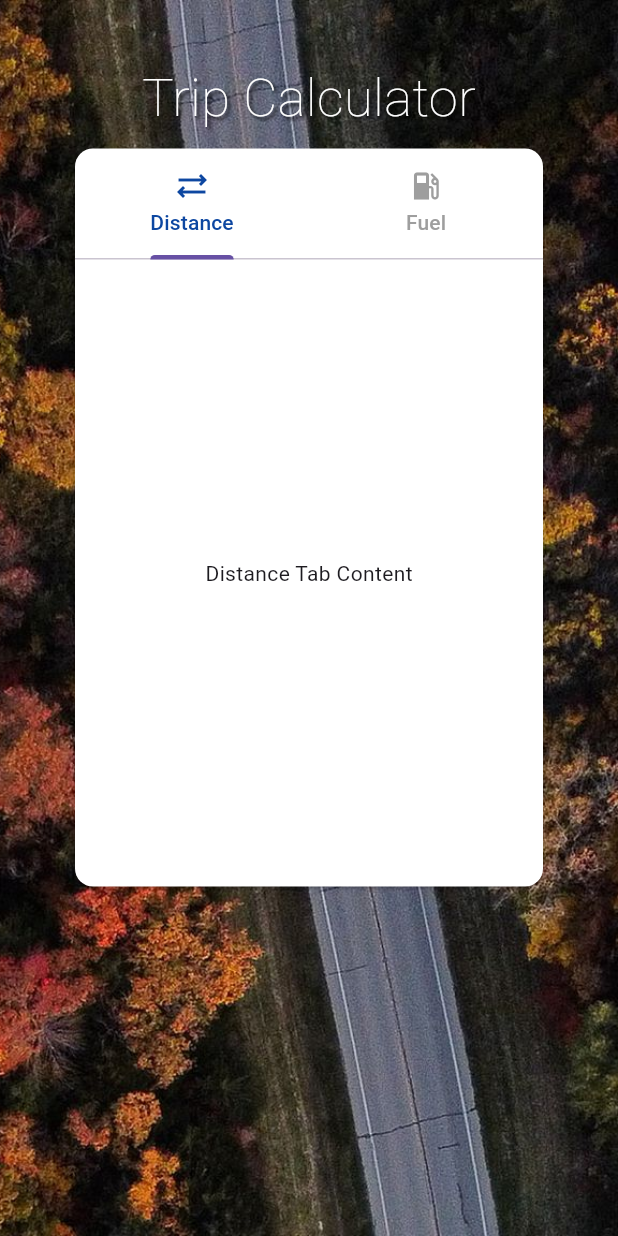
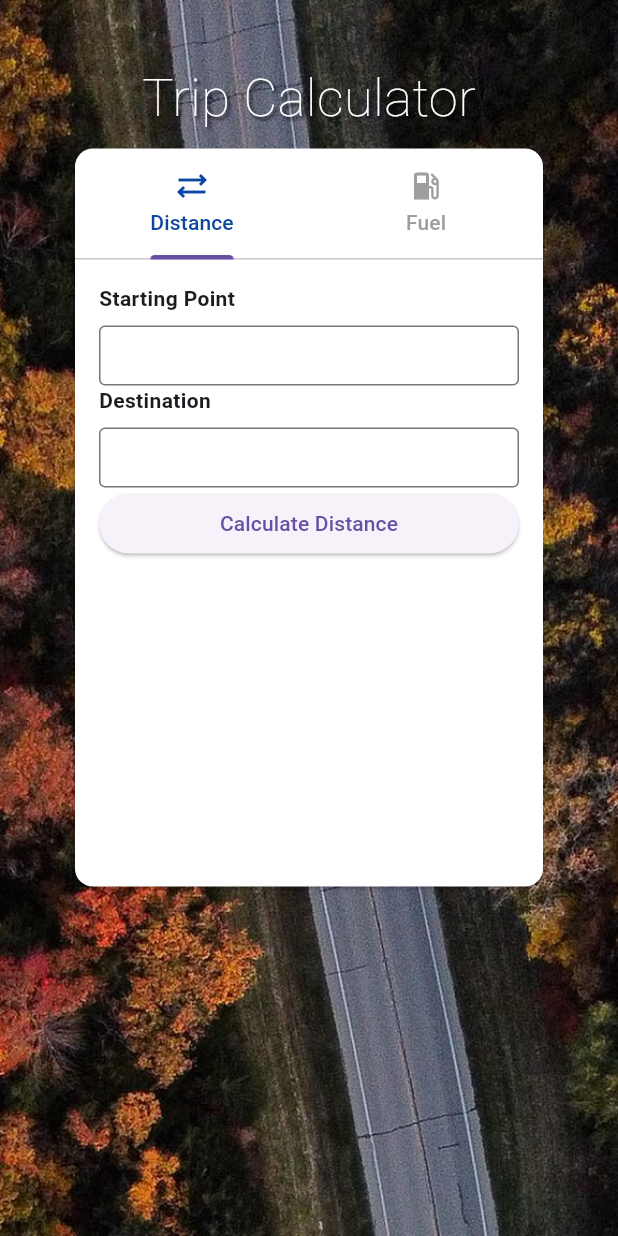
Before and after one commit to PraveenJJ/Trip-Calculator-Flutter, a Flutter app: the screen it shows after launch, on a phone screen of 412 x 824 dp. Run offline on Flutter 3.47's test engine with Material 3 defaults, Android fonts, the phone set to English and light mode, and no system bars.

Commit message:
form for distance 1.0

```diff
--- a/lib/main.dart
+++ b/lib/main.dart
@@ -19,7 +19,8 @@ class MyHomePage extends StatefulWidget {
   _MyHomePageState createState() => _MyHomePageState();
 }
 
-class _MyHomePageState extends State<MyHomePage> with SingleTickerProviderStateMixin {
+class _MyHomePageState extends State<MyHomePage>
+    with SingleTickerProviderStateMixin {
   late TabController _tabController;
 
   @override
@@ -41,7 +42,8 @@ class _MyHomePageState extends State<MyHomePage> with SingleTickerProviderStateM
       body: Container(
         decoration: const BoxDecoration(
           image: DecorationImage(
-            image: AssetImage('assets/images/forest_road_aerial_view_198687_2048x1152.jpg'),
+            image: AssetImage(
+                'assets/images/forest_road_aerial_view_198687_2048x1152.jpg'),
             fit: BoxFit.cover,
           ),
         ),
@@ -85,26 +87,39 @@ class _MyHomePageState extends State<MyHomePage> with SingleTickerProviderStateM
                             icon: Icon(Icons.local_gas_station),
                           ),
                         ],
-                        labelColor: Colors.blue[900], // Set the color for the active tab text
-                        unselectedLabelColor: Colors.grey[500], // Set the color for inactive tab text
+                        labelColor: Colors
+                            .blue[900], // Set the color for the active tab text
+                        unselectedLabelColor: Colors
+                            .grey[500], // Set the color for inactive tab text
                         // indicator: BoxDecoration(
                         //   color: Colors.grey[300]!, // Set the color for inactive tab background
                         //   borderRadius: BorderRadius.circular(10.0), // Add rounded corners to the indicator
                         // ),
                       ),
-                      Expanded(
-                        child: TabBarView(
-                          controller: _tabController,
-                          children: const [
-                            // Distance Tab Content
-                            Center(
-                              child: Text('Distance Tab Content'),
+                      // Distance Tab Content
+                      Center(
+                        child: SingleChildScrollView(
+                          child: Padding(
+                            padding: const EdgeInsets.fromLTRB(
+                                16.0, 16.0, 16.0, 16.0),
+                            child: Form(
+                              child: Column(
+                                mainAxisAlignment: MainAxisAlignment.center,
+                                crossAxisAlignment: CrossAxisAlignment.stretch,
+                                children: [
+                                  buildLabeledTextField(
+                                      label: 'Starting Point'),
+                                  buildLabeledTextField(label: 'Destination'),
+                                  ElevatedButton(
+                                    onPressed: () {
+                                      // Handle form submission
+                                    },
+                                    child: Text('Calculate Distance'),
+                                  ),
+                                ],
+                              ),
                             ),
-                            // Fuel Tab Content
-                            Center(
-                              child: Text('Fuel Tab Content'),
-                            ),
-                          ],
+                          ),
                         ),
                       ),
                     ],
@@ -118,3 +133,22 @@ class _MyHomePageState extends State<MyHomePage> with SingleTickerProviderStateM
     );
   }
 }
+
+Widget buildLabeledTextField({required String label}) {
+  return Column(
+    crossAxisAlignment: CrossAxisAlignment.start,
+    children: [
+      Text(label, style: const TextStyle(fontWeight: FontWeight.bold)),
+      const SizedBox(height: 8.0),
+      SizedBox(
+        height: 40.0, // Set the desired height here
+        child: TextFormField(
+          decoration: const InputDecoration(
+            border: OutlineInputBorder(),
+          ),
+          // Add any necessary validation or controller properties
+        ),
+      ),
+    ],
+  );
+}
--- a/pubspec.yaml
+++ b/pubspec.yaml
@@ -30,7 +30,7 @@ environment:
 dependencies:
   flutter:
     sdk: flutter
-
+  buttons_tabbar: ^1.3.7+1
 
   # The following adds the Cupertino Icons font to your application.
   # Use with the CupertinoIcons class for iOS style icons.
```
Also changed, not shown: pubspec.lock.
